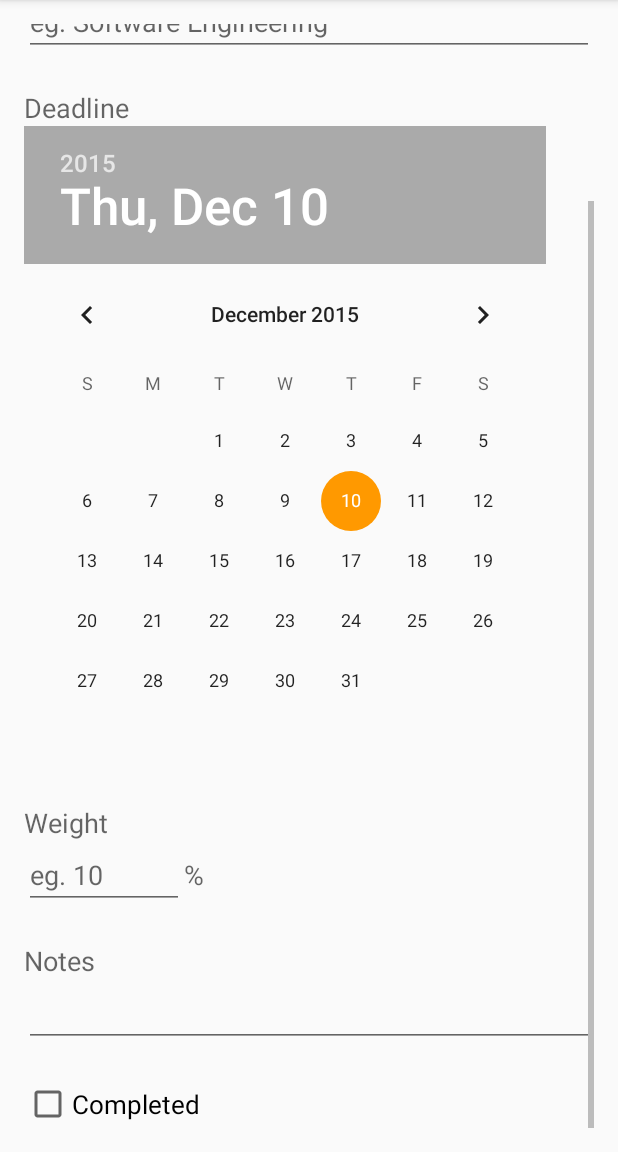
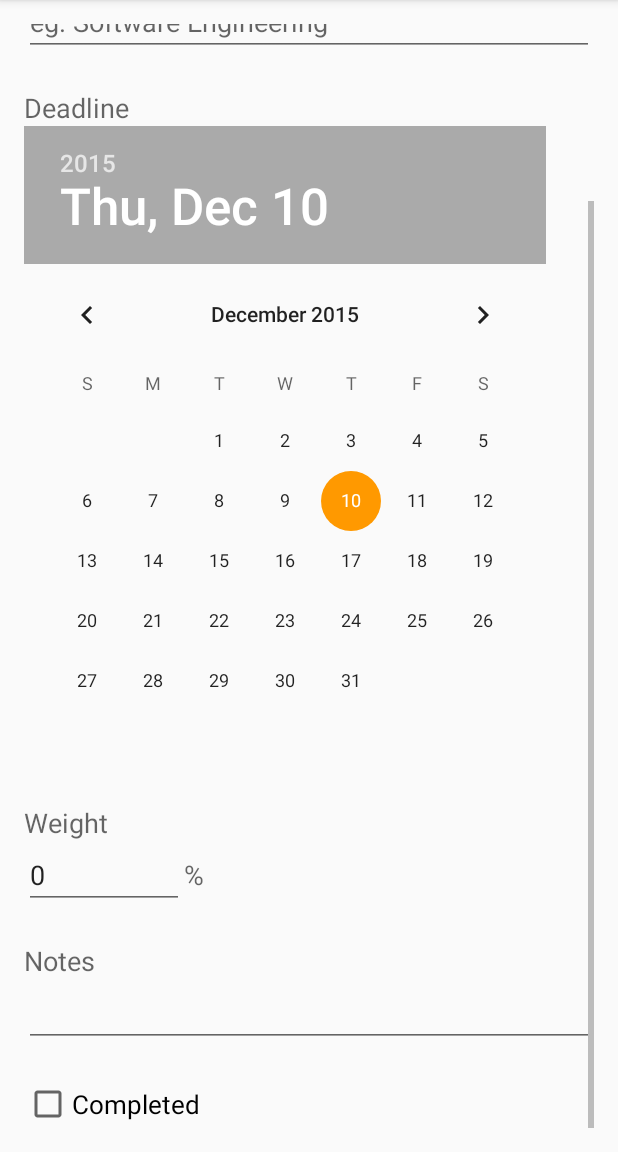
Before and after one commit to andygoldfinch/android-coursework-tracker, an Android app: the EditActivity screen opened directly, with no data from a screen before it, scrolled down 140 dp, on a phone screen of 412 x 824 dp, the part 84-1236 px from its top. Run offline under Robolectric (Android 15) with nearby library versions, the phone set to English and light mode, and no system bars.

Commit message:
Add default weight value of 0

```diff
--- a/app/src/main/res/layout/activity_edit.xml
+++ b/app/src/main/res/layout/activity_edit.xml
@@ -84,7 +84,7 @@
                     android:layout_width="wrap_content"
                     android:layout_height="wrap_content"
                     android:ems="5"
-                    android:hint="@string/hint_weight"
+                    android:text="0"
                     android:inputType="number" />
 
                 <TextView
--- a/app/src/main/res/values/strings.xml
+++ b/app/src/main/res/values/strings.xml
@@ -15,7 +15,6 @@
     <string name="label_show_completed">Show Completed Courseworks</string>
     <string name="hint_coursework_name">eg. Coursework 2</string>
     <string name="hint_module_name">eg. Software Engineering</string>
-    <string name="hint_weight">eg. 10</string>
     <string name="hint_notes"></string>
     <string name="notification_title">Coursework Deadline</string>
     <string name="toast_coursework_saved">Coursework Saved</string>
```
